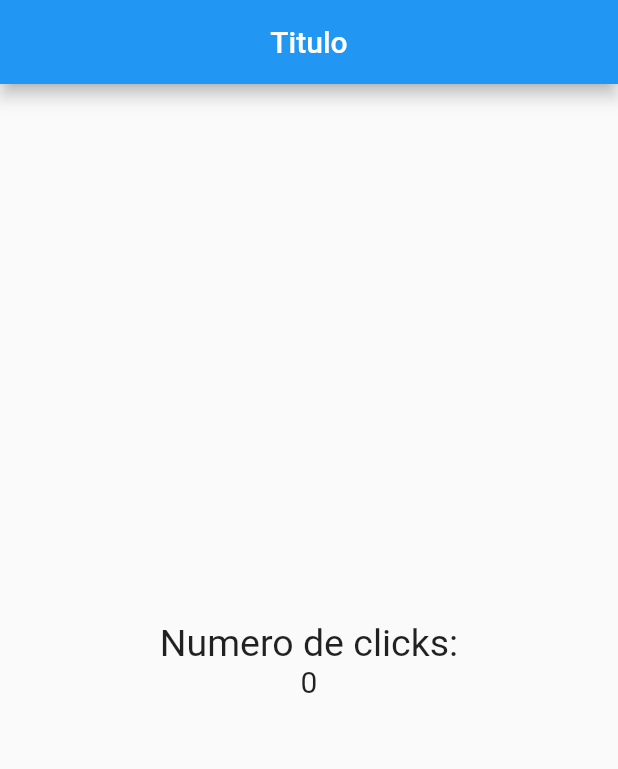
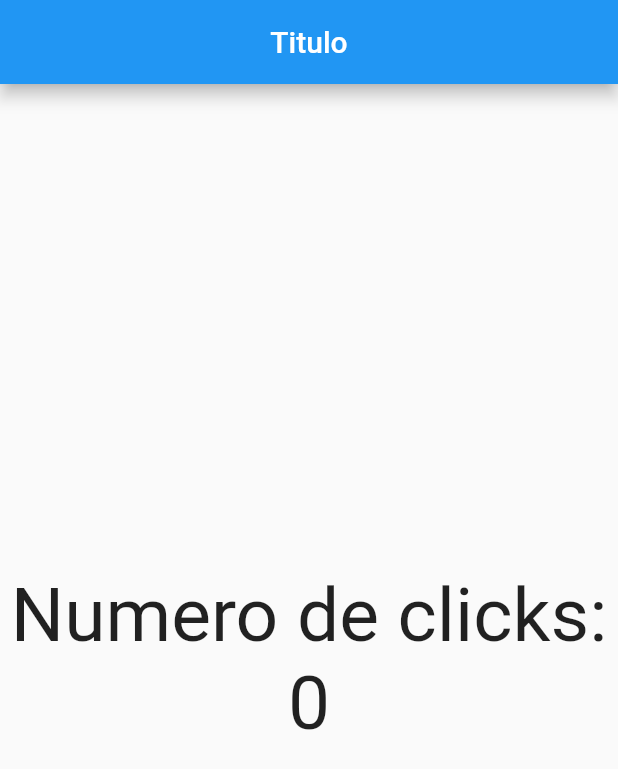
Before and after one commit to Viqui-Alaro/Aplicaci-nContador, a Flutter app: the screen it shows after launch, on a phone screen of 412 x 824 dp. Shown: the top 769 px of the screen. Run offline on Flutter 3.47's test engine with Material 2 defaults, Android fonts, the phone set to English and light mode, and no system bars; missing offline and left inert: dart:html.

Commit message:
implementacion de estilo de textos e

```diff
--- a/lib/src/pages/home_page.dart
+++ b/lib/src/pages/home_page.dart
@@ -5,6 +5,9 @@ import 'package:flutter/material.dart';
 import 'package:flutter/material.dart';
 
 class HomePage extends StatelessWidget{
+
+
+final estiloTexto= new TextStyle( fontSize: 50);
 
 
   @override
@@ -20,8 +23,8 @@ class HomePage extends StatelessWidget{
       body: Center(
         child: Column(
           mainAxisAlignment: MainAxisAlignment.center,
-          children: [Text('Numero de clicks:',style: TextStyle(fontSize: 25)),
-          Text('0',style: TextStyle(fontSize: 20))],
+          children: [Text('Numero de clicks:',style:estiloTexto),
+          Text('0',style:estiloTexto)],
         ),
       ),
     );
```
